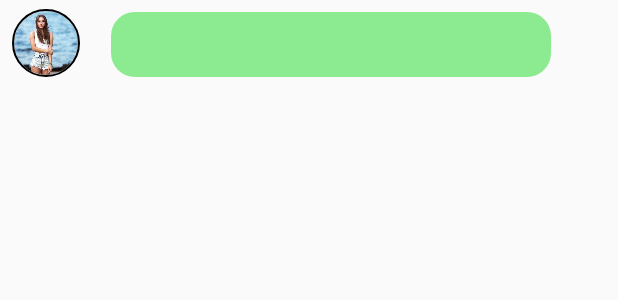
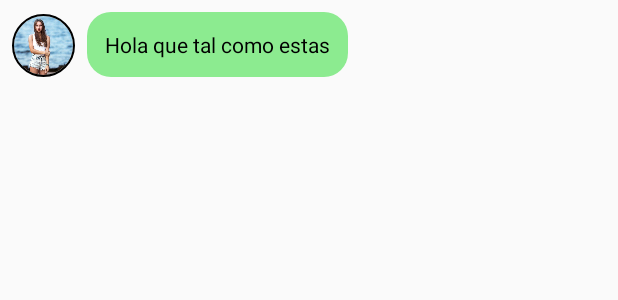
Before and after one commit to carrasc0/ChatAppAndroid, an Android app: the layout design_chat_nickname.xml on its own in the app's theme, with its tools: preview values and no code run, on a phone screen of 412 x 824 dp. Shown: the top 300 px of the screen. Run offline under Robolectric (Android 15) with nearby library versions, the phone set to English and light mode, and no system bars; plain views replace CircularImageView.

Commit message:
Mas kotlin pa abajo

```diff
--- a/app/build.gradle
+++ b/app/build.gradle
@@ -46,7 +46,7 @@ dependencies {
     implementation fileTree(include: ['*.jar'], dir: 'libs')
 
     testImplementation 'junit:junit:4.12'
-    testImplementation 'org.mockito:mockito-core:1.10.19'
+    testImplementation 'org.mockito:mockito-core:2.23.0'
     androidTestImplementation 'com.android.support.test:runner:1.0.2'
     androidTestImplementation 'com.android.support.test.espresso:espresso-core:3.0.2'
 
@@ -105,4 +105,8 @@ dependencies {
     implementation "org.jetbrains.kotlin:kotlin-stdlib-jdk7:$kotlin_version"
     implementation "org.jetbrains.kotlinx:kotlinx-coroutines-core:$kotlinCoroutines"
     implementation "org.jetbrains.kotlinx:kotlinx-coroutines-android:$kotlinCoroutines"
+
+    //firabase
+    implementation 'com.google.firebase:firebase-auth:17.0.0'
+    implementation 'com.google.android.gms:play-services-auth:16.0.1'
 }
--- a/app/src/main/java/com/example/mvvmtest/dagger/component/ApiController.java
+++ b/app/src/main/java/com/example/mvvmtest/dagger/component/ApiController.java
@@ -5,6 +5,8 @@ import android.app.Application;
 
 import com.example.mvvmtest.dagger.module.AppModule;
 import com.example.mvvmtest.dagger.module.NetworkModule;
+import com.facebook.FacebookSdk;
+import com.facebook.appevents.AppEventsLogger;
 
 public class ApiController extends Application {
 
@@ -14,6 +16,9 @@ public class ApiController extends Application {
     @Override
     public void onCreate() {
         super.onCreate();
+
+        FacebookSdk.sdkInitialize(getApplicationContext());
+        AppEventsLogger.activateApp(this);
 
         appComponent = DaggerAppComponent.builder()
                 .appModule(new AppModule(this))
--- a/app/src/main/java/com/example/mvvmtest/network/RetrofitCall.kt
+++ b/app/src/main/java/com/example/mvvmtest/network/RetrofitCall.kt
@@ -5,6 +5,7 @@ import com.example.mvvmtest.model.Request.GetMessagesRequest
 import com.example.mvvmtest.model.Response.BaseResponse
 import com.example.mvvmtest.model.Response.DiscoverUsersResponse
 import com.example.mvvmtest.model.Response.GetMessagesResponse
+import com.example.mvvmtest.util.Constant
 
 import retrofit2.Call
 import retrofit2.Callback
@@ -17,7 +18,7 @@ class RetrofitCall(private val retrofitInterface: RetrofitInterface) {
 
     fun getDiscoverUsers(sender: Int, nickname: Int, callback: Callback<DiscoverUsersResponse>) {
         val getMessagesRequest = GetMessagesRequest(sender, nickname)
-        val call = retrofitInterface.getDiscoverUsers(getMessagesRequest)
+        val call = retrofitInterface.getDiscoverUsers(Constant.SENDER)
         call.enqueue(callback)
     }
 
--- a/app/src/main/java/com/example/mvvmtest/repository/ChatRepository.kt
+++ b/app/src/main/java/com/example/mvvmtest/repository/ChatRepository.kt
@@ -26,6 +26,6 @@ class ChatRepository(private val chatInterface: ChatInterface) : BaseRepository(
         return safeApiCall(
                 call = { chatInterface.getMessages(GetMessagesRequest(Constant.SENDER, Constant.NICKNAME)).await() },
                 error = "Error fetching messages"
-        )?.messagess?.toMutableList()
+        )?.messages?.toMutableList()
     }
 }
--- a/app/src/main/java/com/example/mvvmtest/repository/DiscoverRepository.kt
+++ b/app/src/main/java/com/example/mvvmtest/repository/DiscoverRepository.kt
@@ -42,7 +42,7 @@ class DiscoverRepository {
     private val callbackGetMessages = object : Callback<DiscoverUsersResponse> {
         override fun onResponse(call: Call<DiscoverUsersResponse>, response: Response<DiscoverUsersResponse>) {
             if (response.isSuccessful) {
-                dataSet.addAll(response.body()!!.discoverUsers)
+                //dataSet.addAll(response.body()!!.discoverUser)
             } else {
                 Logger.e("Error get users", response.errorBody())
             }
--- a/app/src/main/res/layout/design_chat_nickname.xml
+++ b/app/src/main/res/layout/design_chat_nickname.xml
@@ -1,5 +1,5 @@
 <?xml version="1.0" encoding="utf-8"?>
-<androidx.constraintlayout.widget.ConstraintLayout xmlns:android="http://schemas.android.com/apk/res/android"
+<RelativeLayout xmlns:android="http://schemas.android.com/apk/res/android"
     xmlns:app="http://schemas.android.com/apk/res-auto"
     android:id="@+id/contentChatNickname"
     android:layout_width="match_parent"
@@ -7,33 +7,29 @@
 
     <TextView
         android:id="@+id/textViewChatNickname"
-        android:layout_width="293dp"
+        android:layout_width="wrap_content"
         android:layout_height="wrap_content"
         android:layout_marginStart="8dp"
         android:layout_marginTop="8dp"
         android:layout_marginEnd="32dp"
         android:layout_marginBottom="8dp"
+        android:layout_toRightOf="@+id/circleImageViewChatSender"
         android:background="@drawable/shape_chat_nickname"
         android:gravity="start"
         android:padding="12dp"
-        android:textColor="@android:color/black"
-        app:layout_constraintBottom_toBottomOf="parent"
-        app:layout_constraintEnd_toEndOf="parent"
-        app:layout_constraintStart_toEndOf="@+id/circleImageViewChatSender"
-        app:layout_constraintTop_toTopOf="parent" />
+        android:text="Hola que tal como estas"
+        android:textColor="@android:color/black" />
 
     <com.mikhaellopez.circularimageview.CircularImageView
         android:id="@+id/circleImageViewChatSender"
-        android:layout_width="45dp"
-        android:layout_height="45dp"
+        android:layout_width="42dp"
+        android:layout_height="42dp"
+        android:layout_alignBottom="@+id/textViewChatNickname"
         android:layout_marginStart="8dp"
-        android:layout_marginBottom="8dp"
         android:scaleType="centerCrop"
         android:src="@drawable/image2"
         app:civ_border="true"
         app:civ_border_color="@android:color/black"
-        app:civ_border_width="1dp"
-        app:layout_constraintBottom_toBottomOf="parent"
-        app:layout_constraintStart_toStartOf="parent" />
+        app:civ_border_width="1dp" />
 
-</androidx.constraintlayout.widget.ConstraintLayout>
+</RelativeLayout>
--- a/app/src/main/res/values/strings.xml
+++ b/app/src/main/res/values/strings.xml
@@ -15,4 +15,9 @@
     <string name="permission_denied_explanation">Permission was denied, but is needed for core functionality.</string>
     <string name="permission_rationale">Location permission is needed for core functionality</string>
 
+
+    <string name="facebook_app_id">1710611279152982</string>
+    <string name="fb_login_protocol_scheme">fb1710611279152982</string>
+
+
 </resources>
```
Also changed, not shown: app/src/main/AndroidManifest.xml (+10 -0 lines), app/src/main/java/com/example/mvvmtest/model/Message.kt (+15 -7 lines), app/src/main/java/com/example/mvvmtest/repository/MainActivityRepository.kt (+1 -6 lines), app/src/main/java/com/example/mvvmtest/ui/fragment/DiscoverFragment.kt (+4 -7 lines), app/src/main/java/com/example/mvvmtest/ui/fragment/MatchFragment.kt (+2 -9 lines), app/src/main/java/com/example/mvvmtest/util/Constant.kt (+9 -9 lines), app/src/main/java/com/example/mvvmtest/util/Factory.kt (+8 -1 lines), app/src/main/res/layout/design_chat_sender.xml (+10 -16 lines).
